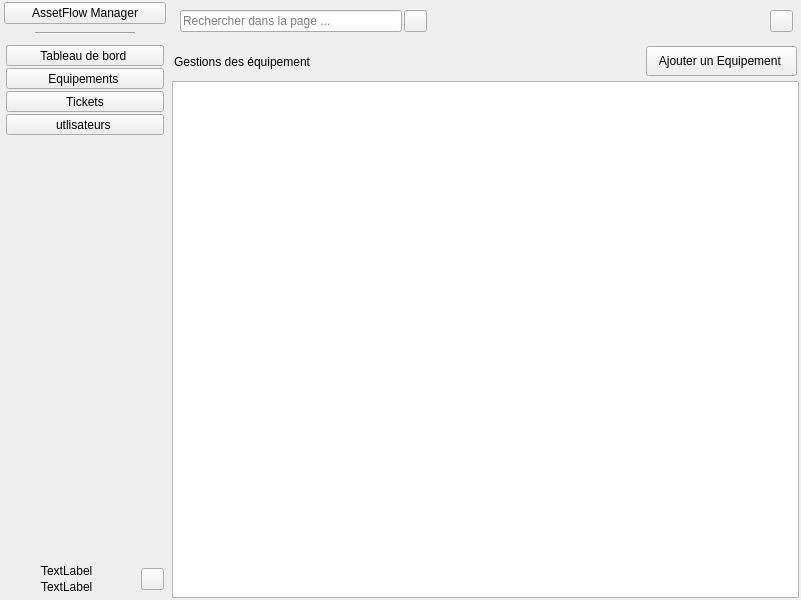
Above: form.ui from will180901/AssetFow before the change. Below: the same form after it.
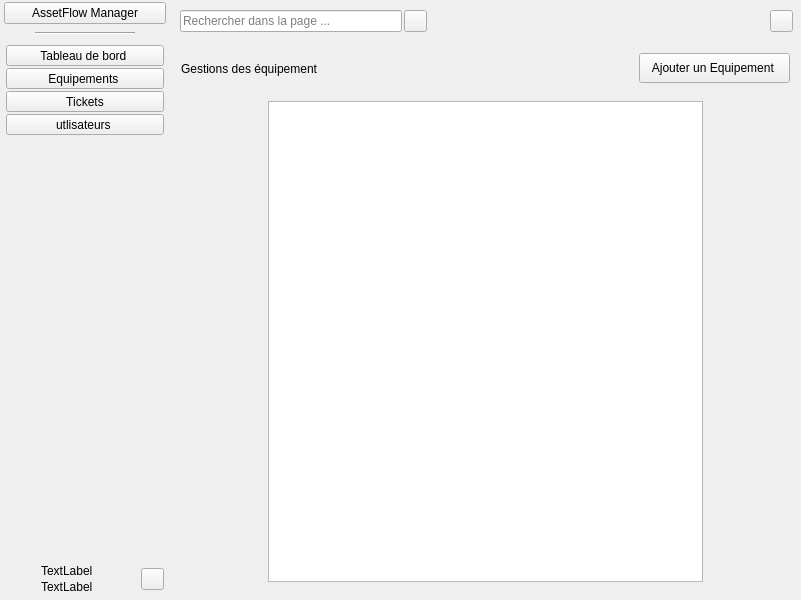
That is the form after the change. The open tabs and pages were chosen to show the change. Icons and pictures are not drawn.

What changed in the file:
```diff
--- a/form.ui
+++ b/form.ui
@@ -1863,21 +1863,6 @@
          </widget>
          <widget class="QWidget" name="page_equipement">
           <layout class="QVBoxLayout" name="verticalLayout_5">
-           <property name="spacing">
-            <number>2</number>
-           </property>
-           <property name="leftMargin">
-            <number>2</number>
-           </property>
-           <property name="topMargin">
-            <number>2</number>
-           </property>
-           <property name="rightMargin">
-            <number>2</number>
-           </property>
-           <property name="bottomMargin">
-            <number>2</number>
-           </property>
            <item>
             <widget class="QWidget" name="zone_haut_fixe_btn_ajout_equipement" native="true">
              <property name="sizePolicy">
@@ -1951,6 +1936,25 @@
             </widget>
            </item>
            <item>
+            <widget class="QWidget" name="widget_12" native="true">
+             <layout class="QHBoxLayout" name="horizontalLayout_11">
+              <item>
+               <spacer name="horizontalSpacer">
+                <property name="orientation">
+                 <enum>Qt::Orientation::Horizontal</enum>
+                </property>
+                <property name="sizeType">
+                 <enum>QSizePolicy::Policy::Preferred</enum>
+                </property>
+                <property name="sizeHint" stdset="0">
+                 <size>
+                  <width>80</width>
+                  <height>20</height>
+                 </size>
+                </property>
+               </spacer>
+              </item>
+              <item>
             <widget class="QTableWidget" name="tableWidget_equipement">
              <property name="selectionBehavior">
               <enum>QAbstractItemView::SelectionBehavior::SelectRows</enum>
@@ -1975,6 +1979,25 @@
              </attribute>
             </widget>
            </item>
+              <item>
+               <spacer name="horizontalSpacer_2">
+                <property name="orientation">
+                 <enum>Qt::Orientation::Horizontal</enum>
+                </property>
+                <property name="sizeType">
+                 <enum>QSizePolicy::Policy::Preferred</enum>
+                </property>
+                <property name="sizeHint" stdset="0">
+                 <size>
+                  <width>80</width>
+                  <height>20</height>
+                 </size>
+                </property>
+               </spacer>
+              </item>
+             </layout>
+            </widget>
+           </item>
           </layout>
          </widget>
          <widget class="QWidget" name="page_tickets">
```
Left out of the diff: 242 changed lines with no effect on the pictures. Lines whose indentation alone changed are shown as unchanged.
